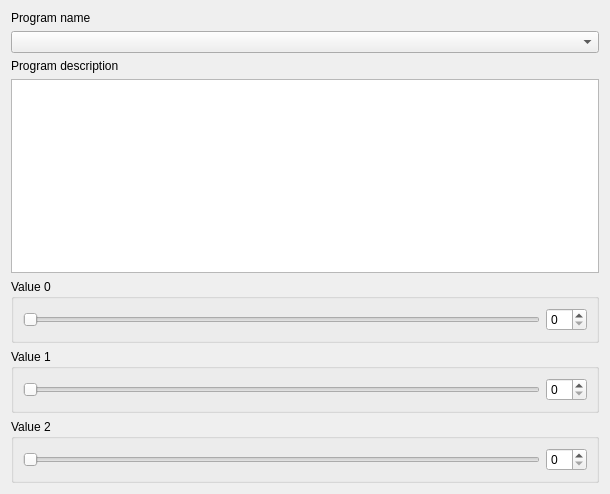
First picture: the form in LinStrip/FormPrograms.ui, repository guttih/WinStrip, before the edit.
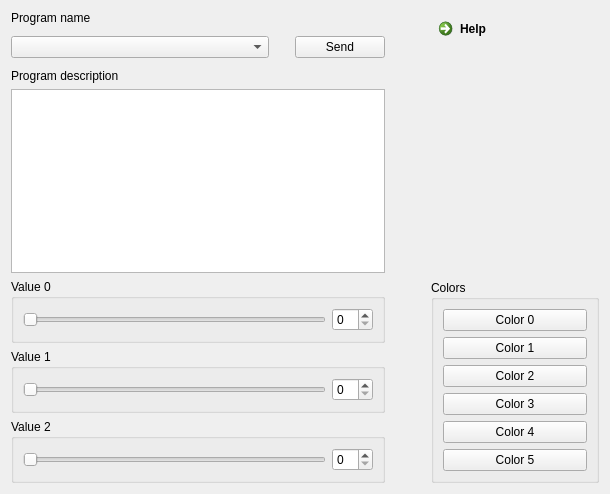
Second picture: the form after the edit.

Patch:
```diff
--- a/LinStrip/FormPrograms.ui
+++ b/LinStrip/FormPrograms.ui
@@ -17,7 +17,7 @@
    <item row="0" column="0">
     <layout class="QHBoxLayout" name="horizontalLayout">
      <item>
-      <layout class="QVBoxLayout" name="verticalLayout_4">
+      <layout class="QVBoxLayout" name="verticalLayoutLeft">
        <item>
         <widget class="QLabel" name="label">
          <property name="text">
@@ -26,7 +26,50 @@
         </widget>
        </item>
        <item>
-        <widget class="QComboBox" name="comboProgramName"/>
+        <layout class="QHBoxLayout" name="horizontalLayout_3">
+         <item>
+          <widget class="QComboBox" name="comboProgramName">
+           <property name="sizePolicy">
+            <sizepolicy hsizetype="Expanding" vsizetype="Fixed">
+             <horstretch>0</horstretch>
+             <verstretch>0</verstretch>
+            </sizepolicy>
+           </property>
+          </widget>
+         </item>
+         <item>
+          <spacer name="verticalSpacer">
+           <property name="orientation">
+            <enum>Qt::Vertical</enum>
+           </property>
+           <property name="sizeHint" stdset="0">
+            <size>
+             <width>20</width>
+             <height>40</height>
+            </size>
+           </property>
+          </spacer>
+         </item>
+         <item>
+          <widget class="QPushButton" name="pushButton">
+           <property name="sizePolicy">
+            <sizepolicy hsizetype="Fixed" vsizetype="Fixed">
+             <horstretch>0</horstretch>
+             <verstretch>0</verstretch>
+            </sizepolicy>
+           </property>
+           <property name="minimumSize">
+            <size>
+             <width>90</width>
+             <height>0</height>
+            </size>
+           </property>
+           <property name="text">
+            <string>Send</string>
+           </property>
+          </widget>
+         </item>
+        </layout>
        </item>
        <item>
         <widget class="QLabel" name="label_2">
@@ -102,7 +145,135 @@
       </layout>
      </item>
      <item>
-      <layout class="QVBoxLayout" name="verticalLayout_2"/>
+      <spacer name="horizontalSpacer">
+       <property name="orientation">
+        <enum>Qt::Horizontal</enum>
+       </property>
+       <property name="sizeType">
+        <enum>QSizePolicy::Fixed</enum>
+       </property>
+       <property name="sizeHint" stdset="0">
+        <size>
+         <width>40</width>
+         <height>20</height>
+        </size>
+       </property>
+      </spacer>
+     </item>
+     <item>
+      <layout class="QVBoxLayout" name="verticalLayoutRight">
+       <item>
+        <layout class="QVBoxLayout" name="verticalLayoutRight_2">
+         <item>
+          <widget class="QCommandLinkButton" name="commandLinkButton">
+           <property name="text">
+            <string>Help</string>
+           </property>
+          </widget>
+         </item>
+         <item>
+          <spacer name="verticalSpacer_2">
+           <property name="orientation">
+            <enum>Qt::Vertical</enum>
+           </property>
+           <property name="sizeHint" stdset="0">
+            <size>
+             <width>20</width>
+             <height>40</height>
+            </size>
+           </property>
+          </spacer>
+         </item>
+         <item>
+          <widget class="QGroupBox" name="verticalGroupBoxColors">
+           <property name="title">
+            <string>Colors</string>
+           </property>
+           <layout class="QVBoxLayout" name="verticalLayout_4">
+            <item>
+             <widget class="QPushButton" name="btnColor0">
+              <property name="minimumSize">
+               <size>
+                <width>100</width>
+                <height>0</height>
+               </size>
+              </property>
+              <property name="text">
+               <string>Color 0</string>
+              </property>
+             </widget>
+            </item>
+            <item>
+             <widget class="QPushButton" name="btnColor1">
+              <property name="minimumSize">
+               <size>
+                <width>100</width>
+                <height>0</height>
+               </size>
+              </property>
+              <property name="text">
+               <string>Color 1</string>
+              </property>
+             </widget>
+            </item>
+            <item>
+             <widget class="QPushButton" name="btnColor2">
+              <property name="minimumSize">
+               <size>
+                <width>100</width>
+                <height>0</height>
+               </size>
+              </property>
+              <property name="text">
+               <string>Color 2</string>
+              </property>
+             </widget>
+            </item>
+            <item>
+             <widget class="QPushButton" name="btnColor3">
+              <property name="minimumSize">
+               <size>
+                <width>100</width>
+                <height>0</height>
+               </size>
+              </property>
+              <property name="text">
+               <string>Color 3</string>
+              </property>
+             </widget>
+            </item>
+            <item>
+             <widget class="QPushButton" name="btnColor4">
+              <property name="minimumSize">
+               <size>
+                <width>100</width>
+                <height>0</height>
+               </size>
+              </property>
+              <property name="text">
+               <string>Color 4</string>
+              </property>
+             </widget>
+            </item>
+            <item>
+             <widget class="QPushButton" name="btnColor5">
+              <property name="minimumSize">
+               <size>
+                <width>100</width>
+                <height>0</height>
+               </size>
+              </property>
+              <property name="text">
+               <string>Color 5</string>
+              </property>
+             </widget>
+            </item>
+           </layout>
+          </widget>
+         </item>
+        </layout>
+       </item>
+      </layout>
      </item>
     </layout>
    </item>
```
